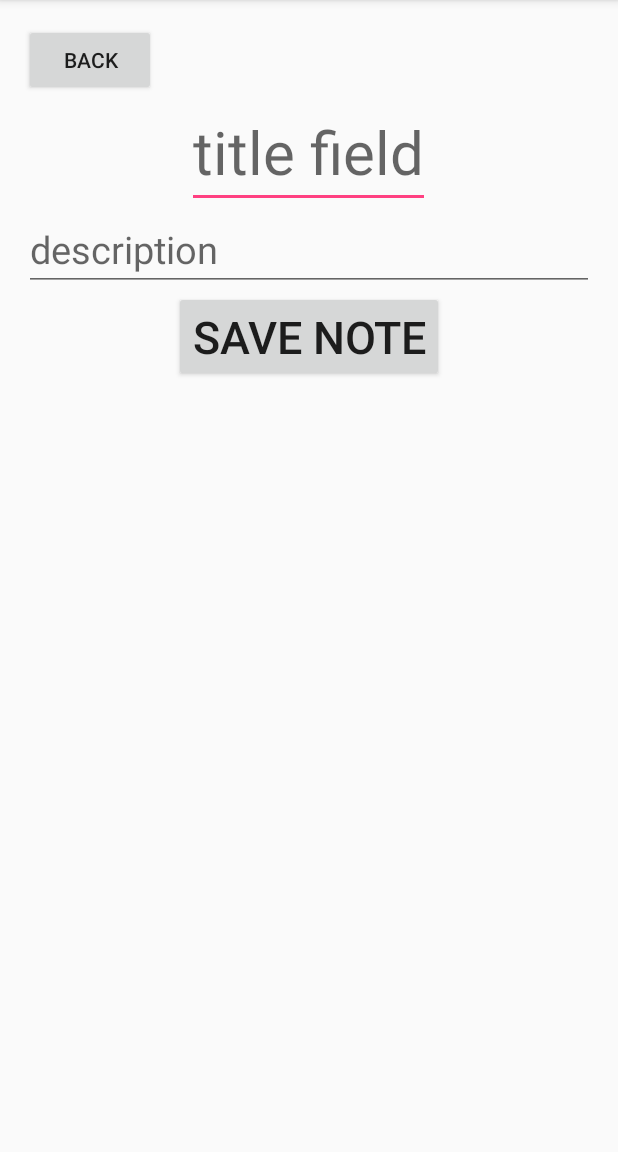
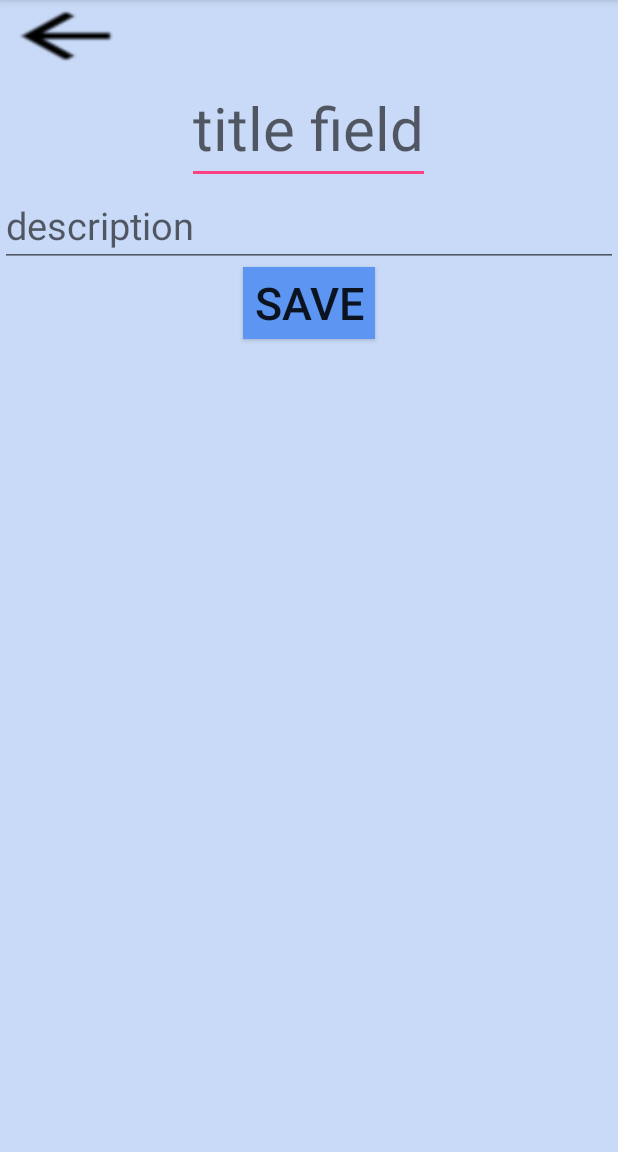
Before and after one commit to jjkaddoura/Unity-Toolbar, an Android app: the EditNote screen opened directly, with no data from a screen before it, on a phone screen of 412 x 824 dp, the part 84-1236 px from its top. Run offline under Robolectric (Android 15) with nearby library versions, the phone set to English and light mode, and no system bars; 3 statements that could not run were skipped.

Commit message:
changed background colors

```diff
--- a/app/src/main/res/layout/activity_edit_note.xml
+++ b/app/src/main/res/layout/activity_edit_note.xml
@@ -5,10 +5,7 @@
     android:layout_height="match_parent"
     xmlns:app="http://schemas.android.com/apk/res-auto"
     android:id="@+id/content_edit_note"
-    android:paddingBottom="@dimen/activity_vertical_margin"
-    android:paddingLeft="@dimen/activity_horizontal_margin"
-    android:paddingRight="@dimen/activity_horizontal_margin"
-    android:paddingTop="@dimen/activity_vertical_margin"
+    android:background="@color/blue1"
     app:layout_behavior="@string/appbar_scrolling_view_behavior" >
 
     <Button
@@ -17,7 +14,8 @@
         android:layout_width="wrap_content"
         android:layout_height="wrap_content"
         android:layout_alignParentLeft="true"
-        android:text="BACK"
+        android:layout_alignParentStart="true"
+        android:background="@drawable/ic_arrow_back_black_24dp"
         />
 
     <EditText
@@ -48,10 +46,12 @@
 
     <Button
         android:id="@+id/editSave"
-        android:text="Save Note"
+        android:text="Save"
         android:textSize="30sp"
         android:layout_width="wrap_content"
         android:layout_centerHorizontal="true"
         android:layout_below="@+id/editDescription"
+        android:background="@color/blue3"
+        android:shadowColor="@color/blue3"
         android:layout_height="wrap_content"/>
 </RelativeLayout>
--- a/app/src/main/res/layout/activity_notes.xml
+++ b/app/src/main/res/layout/activity_notes.xml
@@ -5,6 +5,7 @@
     android:layout_width="match_parent"
     android:layout_height="match_parent"
     android:fitsSystemWindows="true"
+    android:background="@color/blue1"
     tools:context="edu.ucsb.cs.cs185.jjkaddoura.unitytoolbar.NotesActivity">
 
     <android.support.design.widget.FloatingActionButton
@@ -13,7 +14,8 @@
         android:layout_height="wrap_content"
         android:layout_gravity="top|end"
         android:layout_margin="@dimen/fab_margin"
-        app:srcCompat="@android:drawable/ic_input_add" />
+        android:background="@color/blue1"
+        app:srcCompat="@drawable/ic_add_black_24dp" />
 
     <FrameLayout
         android:id="@+id/frameLayout"
--- a/app/src/main/res/layout/calendar.xml
+++ b/app/src/main/res/layout/calendar.xml
@@ -1,7 +1,10 @@
 <?xml version="1.0" encoding="utf-8"?>
 <RelativeLayout xmlns:android="http://schemas.android.com/apk/res/android"
     android:layout_width="match_parent"
-    android:layout_height="match_parent">
+    android:layout_height="match_parent"
+    android:background="@color/blue1"
+
+    >
     <FrameLayout
         android:layout_width="match_parent"
         android:layout_height="match_parent"
--- a/app/src/main/res/layout/datelistitem.xml
+++ b/app/src/main/res/layout/datelistitem.xml
@@ -1,7 +1,9 @@
 <?xml version="1.0" encoding="utf-8"?>
 <LinearLayout xmlns:android="http://schemas.android.com/apk/res/android"
     android:orientation="vertical" android:layout_width="match_parent"
-    android:layout_height="match_parent">
+    android:layout_height="match_parent"
+    android:background="@color/blue1"
+    >
     <TextView
         android:layout_width="match_parent"
         android:layout_height="wrap_content"
--- a/app/src/main/res/layout/fragment_calender.xml
+++ b/app/src/main/res/layout/fragment_calender.xml
@@ -3,6 +3,8 @@
     android:layout_width="match_parent"
     android:layout_height="match_parent"
     android:orientation="vertical"
+    android:background="@color/blue1"
+
     tools:context="edu.ucsb.cs.cs185.jjkaddoura.unitytoolbar.CalendarFragment">
         <CalendarView
             android:layout_width="match_parent"
--- a/app/src/main/res/layout/fragment_event_editor.xml
+++ b/app/src/main/res/layout/fragment_event_editor.xml
@@ -3,6 +3,7 @@
     android:layout_width="match_parent"
     android:layout_height="match_parent"
     android:orientation="vertical"
+    android:background="@color/blue1"
     tools:context="edu.ucsb.cs.cs185.jjkaddoura.unitytoolbar.event_editor">
     <DatePicker
         android:layout_width="match_parent"
@@ -27,6 +28,7 @@
             android:layout_width="wrap_content"
             android:layout_height="wrap_content"
             android:text="@string/save"
+            android:background="@color/blue3"
             android:id="@+id/saveButton"/>
         <Space
             android:layout_width="wrap_content"
@@ -36,6 +38,7 @@
             android:layout_width="wrap_content"
             android:layout_height="wrap_content"
             android:text="@string/cancel"
+            android:background="@color/blue3"
             android:id="@+id/cancelButton"/>
     </LinearLayout>
 </LinearLayout>
--- a/app/src/main/res/layout/list.xml
+++ b/app/src/main/res/layout/list.xml
@@ -10,5 +10,7 @@
     app:layoutManager="LinearLayoutManager"
     tools:context="edu.ucsb.cs.cs185.jjkaddoura.unitytoolbar.NotesActivity"
     tools:listitem="@layout/list_content"
+    android:background="@color/blue1"
+
 
     />
--- a/app/src/main/res/layout/list_content.xml
+++ b/app/src/main/res/layout/list_content.xml
@@ -2,7 +2,9 @@
 <LinearLayout xmlns:android="http://schemas.android.com/apk/res/android"
     android:layout_width="wrap_content"
     android:layout_height="wrap_content"
-    android:orientation="horizontal">
+    android:orientation="horizontal"
+    android:background="@color/blue1"
+    >
 
     <TextView
         android:id="@+id/id"
--- a/app/src/main/res/values/colors.xml
+++ b/app/src/main/res/values/colors.xml
@@ -7,4 +7,9 @@
     <color name="Gray">#ff888888</color>
     <color name="mine">#F1F1</color>
     <color name="black_overlay">#66000000</color>
+
+    <color name="White">#FFFFFF</color>
+    <color name="blue1">#c8daf7</color>
+    <color name="blue2">#87b0f2</color>
+    <color name="blue3">#5c95f2</color>
 </resources>
```
Also changed, not shown: app/src/main/res/layout/activity_main.xml (+7 -2 lines), app/src/main/res/layout/activity_notes_page.xml (+5 -3 lines), app/src/main/res/layout/activity_notes_view.xml (+7 -1 lines), app/src/main/res/drawable/ic_add_black_24dp.png (added), app/src/main/res/drawable/ic_arrow_back_black_24dp.png (added).
